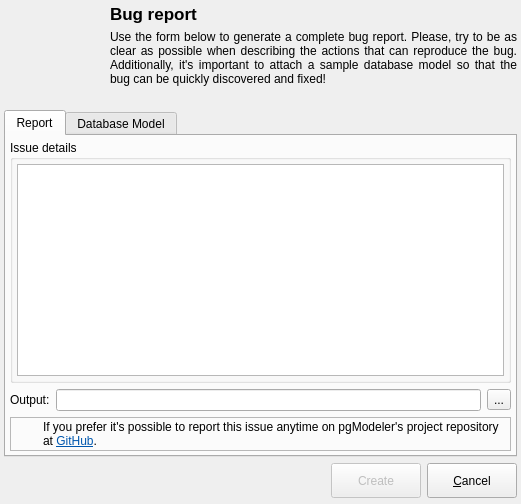
This is libpgmodeler_ui/ui/bugreportform.ui in pgmodeler/pgmodeler as Qt 5 draws it before an edit. The edited form follows.
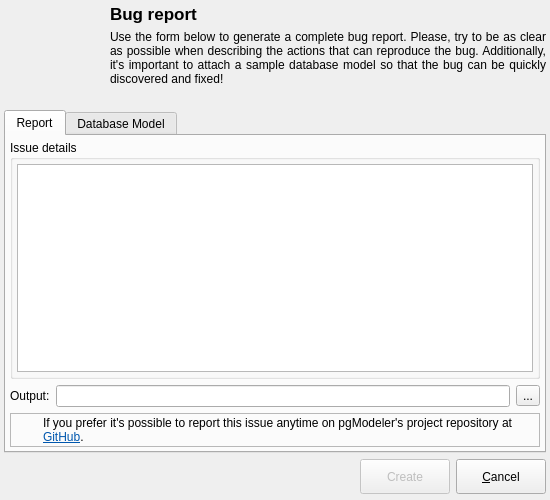
This is the edited form. Icons and pictures are not drawn.

The edit to the form file:
```diff
--- a/libpgmodeler_ui/ui/bugreportform.ui
+++ b/libpgmodeler_ui/ui/bugreportform.ui
@@ -9,8 +9,8 @@
    <rect>
     <x>0</x>
     <y>0</y>
-    <width>521</width>
-    <height>504</height>
+    <width>550</width>
+    <height>500</height>
    </rect>
   </property>
   <property name="sizePolicy">
@@ -21,8 +21,8 @@
   </property>
   <property name="minimumSize">
    <size>
-    <width>300</width>
-    <height>300</height>
+    <width>550</width>
+    <height>500</height>
    </size>
   </property>
   <property name="maximumSize">
@@ -138,7 +138,7 @@
        </property>
        <property name="maximumSize">
         <size>
-         <width>90</width>
+         <width>16777215</width>
          <height>16777215</height>
         </size>
        </property>
```
